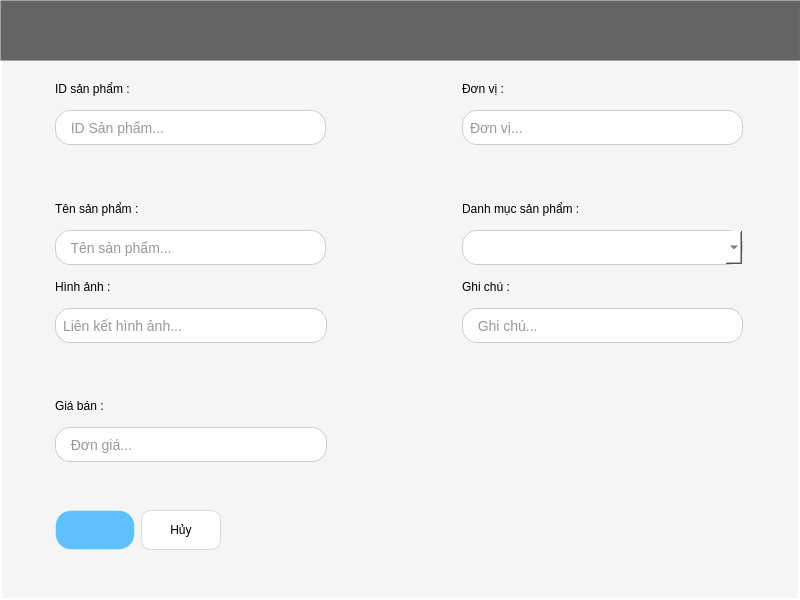
Old version of the form src/modules/admin/ui/ui_design/add_product.ui in the repository Ryhtruly/Stationery-Officehub.
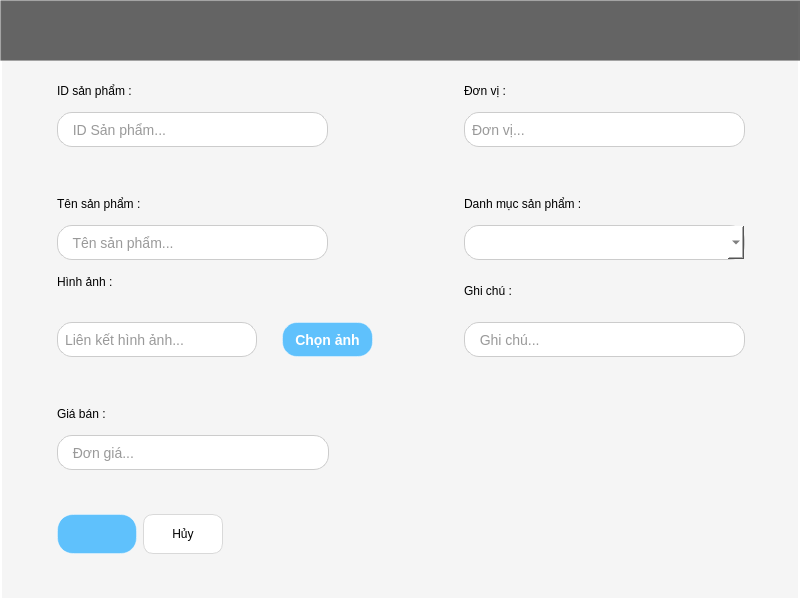
New version of the form.

```diff
--- a/src/modules/admin/ui/ui_design/add_product.ui
+++ b/src/modules/admin/ui/ui_design/add_product.ui
@@ -82,13 +82,13 @@
      <string/>
     </property>
    </widget>
-   <widget class="QWidget" name="layoutWidget">
+   <widget class="QWidget" name="">
     <property name="geometry">
      <rect>
-      <x>55</x>
-      <y>73</y>
+      <x>57</x>
+      <y>75</y>
       <width>688</width>
-      <height>477</height>
+      <height>479</height>
      </rect>
     </property>
     <layout class="QGridLayout" name="gridLayout">
@@ -347,7 +347,12 @@
       </layout>
      </item>
      <item row="3" column="0">
+      <layout class="QHBoxLayout" name="horizontalLayout_7">
+       <item>
       <layout class="QHBoxLayout" name="horizontalLayout">
+         <property name="spacing">
+          <number>25</number>
+         </property>
        <item>
         <layout class="QVBoxLayout" name="verticalLayout_9">
          <item>
@@ -372,7 +377,7 @@
           <widget class="QLineEdit" name="line_link_hinhanh">
            <property name="minimumSize">
             <size>
-             <width>272</width>
+               <width>200</width>
              <height>35</height>
             </size>
            </property>
@@ -396,6 +401,69 @@
             <string>Liên kết hình ảnh...</string>
            </property>
           </widget>
+           </item>
+          </layout>
+         </item>
+         <item>
+          <layout class="QVBoxLayout" name="verticalLayout_5">
+           <item>
+            <spacer name="verticalSpacer_2">
+             <property name="orientation">
+              <enum>Qt::Vertical</enum>
+             </property>
+             <property name="sizeHint" stdset="0">
+              <size>
+               <width>20</width>
+               <height>13</height>
+              </size>
+             </property>
+            </spacer>
+           </item>
+           <item>
+            <widget class="QPushButton" name="chon_anh_btn">
+             <property name="minimumSize">
+              <size>
+               <width>91</width>
+               <height>35</height>
+              </size>
+             </property>
+             <property name="styleSheet">
+              <string notr="true">QPushButton {
+    background-color:  rgba(30, 170, 255, 0.7); /* Nền xanh trong suốt */
+    color: white;
+    font-weight: bold;
+    font-size: 14px;
+    border-radius: 15px;
+    
+    /* Viền sáng */
+    border: 1.5px solid rgba(255, 255, 255, 0.4);
+    
+    /* Đổ bóng - QSS hỗ trợ giới hạn */
+    border-style: outset;
+    border-width: 1px;
+    
+    /* Gradient xanh */
+}
+
+QPushButton:hover {
+    background-color: rgba(30, 170, 255, 0.5); /* Xanh sáng hơn khi hover */
+    border: 1.5px solid rgba(255, 255, 255, 0.6);
+}
+
+QPushButton:pressed {
+    background-color: rgba(0, 120, 200, 0.4);
+    border: 1.5px solid rgba(255, 255, 255, 0.3);
+    padding-top: 9px; /* Tạo hiệu ứng nhấn xuống */
+    padding-left: 17px;
+}
+</string>
+             </property>
+             <property name="text">
+              <string>Chọn ảnh</string>
+             </property>
+            </widget>
+           </item>
+          </layout>
          </item>
         </layout>
        </item>
```
Lines whose indentation alone changed are shown as unchanged.
